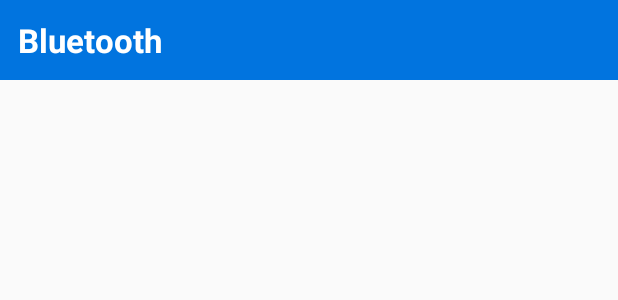
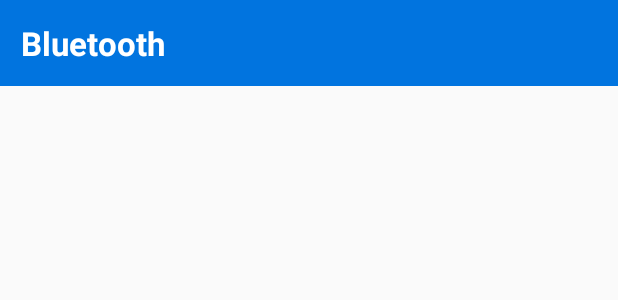
Before and after one commit to msun03/ElectroCardio2, an Android app: the layout activity_bluetooth.xml on its own in the app's theme, with its tools: preview values and no code run, on a phone screen of 412 x 824 dp. Shown: the top 300 px of the screen. Run offline under Robolectric (Android 15) with nearby library versions, the light colour scheme and no system bars.

Commit message:
Clean up

```diff
--- a/ElectroCardio2/app/src/main/res/layout/activity_bluetooth.xml
+++ b/ElectroCardio2/app/src/main/res/layout/activity_bluetooth.xml
@@ -16,10 +16,10 @@
         android:background="#0174DF"
         android:layout_width="fill_parent"
         android:layout_height="wrap_content"
-        android:paddingTop="12dp"
-        android:paddingLeft="12dp"
-        android:paddingRight="12dp"
-        android:paddingBottom="12dp" />
+        android:paddingTop="14dp"
+        android:paddingLeft="14dp"
+        android:paddingRight="14dp"
+        android:paddingBottom="14dp" />
 
     <ListView
         android:id="@+id/listView"
```
Also changed, not shown: ElectroCardio2/app/src/main/java/com/sun/michael/electrocardio2/MainActivity.java (+20 -18 lines), ElectroCardio2/app/src/main/res/layout/activity_main.xml (+4 -4 lines).
